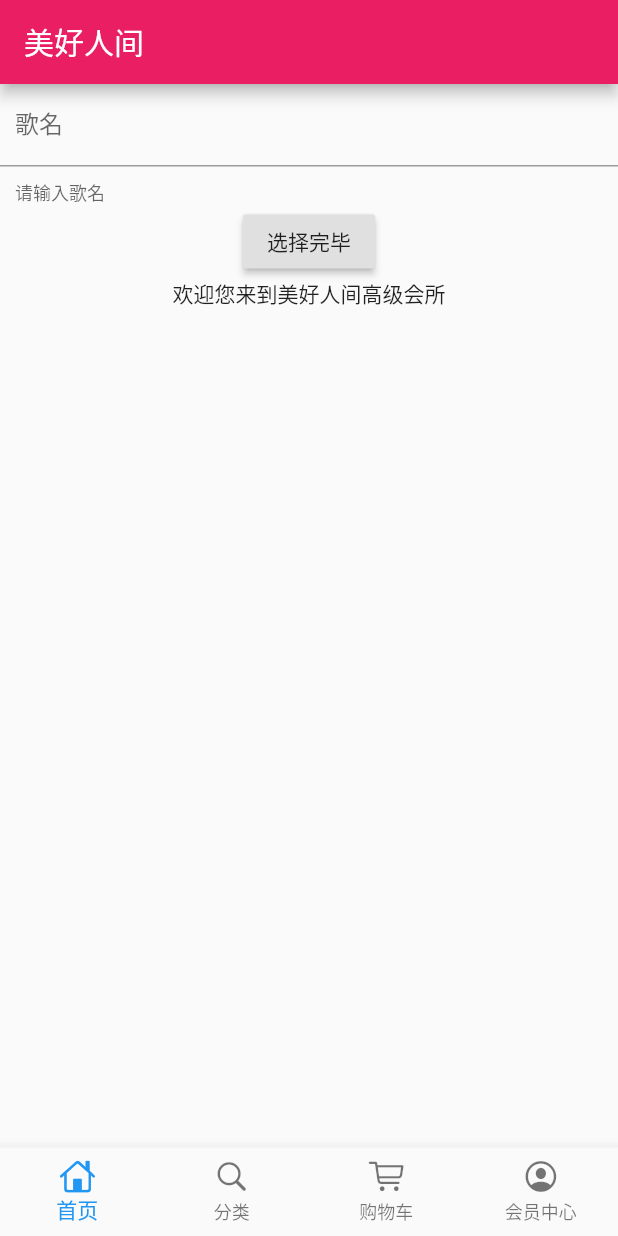
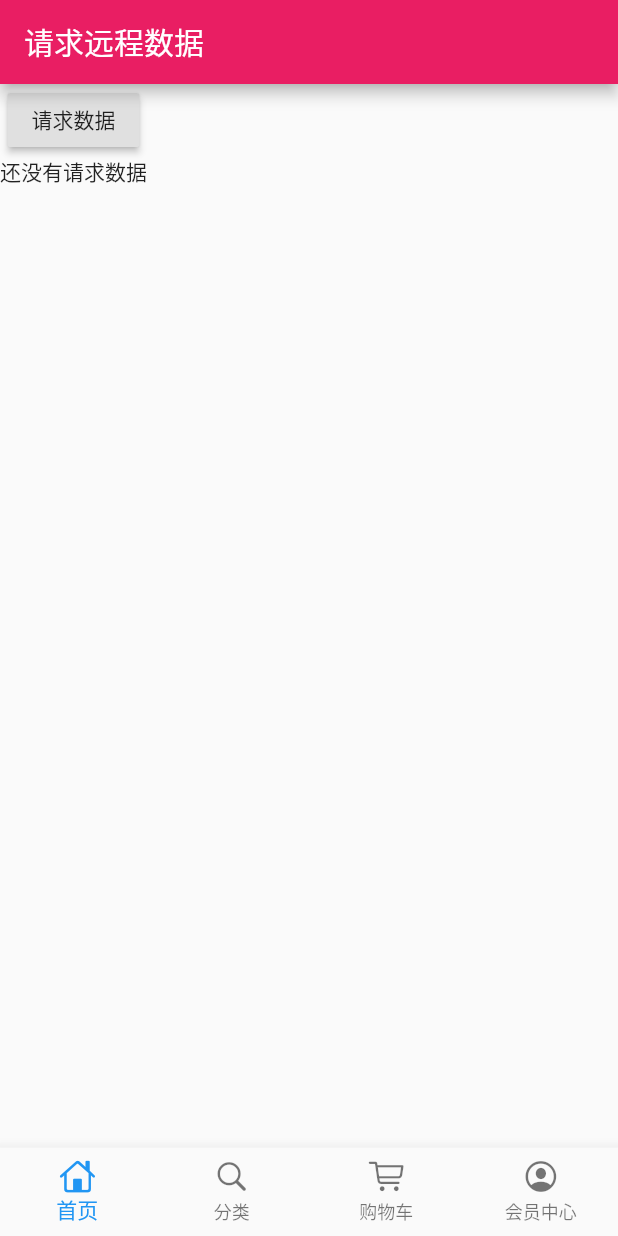
Before and after one commit to fanxiao168/flutter_shop, a Flutter app: the screen it shows after launch, on a phone screen of 412 x 824 dp. Run offline on Flutter 3.47's test engine with Material 2 defaults, Android fonts, the phone set to English and light mode, and no system bars; our stand-ins replace dio.

Commit message:
Dio基础_伪造请求头获取数据

```diff
--- /dev/null
+++ b/flutter_shop/lib/config/httpHeaders.dart
@@ -0,0 +1,16 @@
+const httpHeaders = {
+  'Accept': 'application/json, text/plain, */*',
+  'Accept-Encoding': 'gzip, deflate, br',
+  'Accept-Language': 'zh-CN,zh;q=0.9',
+  'Connection': 'keep-alive',
+  'Content-Length': '0',
+  'Cookie':
+      'gksskpitn=45bcdd08-05f3-4eb0-8c63-d50a40b31041; _ga=GA1.2.651159308.1576054160; _gid=GA1.2.1886931482.1576054160; Hm_lvt_022f847c4e3acd44d4a2481d9187f1e6=1576054160; Hm_lpvt_022f847c4e3acd44d4a2481d9187f1e6=1576054160; GRID=f79d0ef-41ac2b0-7d6b081-cb06850; MEIQIA_TRACK_ID=1UpWpHh2vHhHfdbAstr8v2BEPZI; MEIQIA_VISIT_ID=1UpWpDfJIOxTygb1YaFQoGdZIqL; SERVERID=3431a294a18c59fc8f5805662e2bd51e|1576054251|1576054155; _gat=1',
+  'Host': 'time.geekbang.org',
+  'Origin': 'https://time.geekbang.org',
+  'Referer': 'https://time.geekbang.org/',
+  'Sec-Fetch-Mode': 'cors',
+  'Sec-Fetch-Site': 'same-origin',
+  'User-Agent':
+      'Mozilla/5.0 (Macintosh; Intel Mac OS X 10_14_6) AppleWebKit/537.36 (KHTML, like Gecko) Chrome/78.0.3904.108 Safari/537.36',
+};
--- a/flutter_shop/lib/pages/home_page.dart
+++ b/flutter_shop/lib/pages/home_page.dart
@@ -1,5 +1,6 @@
 import 'package:flutter/material.dart';
 import 'package:dio/dio.dart';
+import '../config/httpHeaders.dart';
 
 class HomePage extends StatefulWidget {
   @override
@@ -7,36 +8,23 @@ class HomePage extends StatefulWidget {
 }
 
 class _HomePageState extends State<HomePage> {
-  TextEditingController typeController = TextEditingController();
-  String showText = '欢迎您来到美好人间高级会所';
+
+  String showText = '还没有请求数据';
 
   @override
   Widget build(BuildContext context) {
     return Container(
       child: Scaffold(
-          appBar: AppBar(title: Text('美好人间')),
+          appBar: AppBar(title: Text('请求远程数据')),
           body: SingleChildScrollView(
             child: Container(
               child: Column(
                 children: <Widget>[
-                  TextField(
-                    controller: typeController,
-                    decoration: InputDecoration(
-                      contentPadding: EdgeInsets.all(10.0),
-                      labelText: '歌名',
-                      helperText: '请输入歌名',
-                    ),
-                    autofocus: false,
+                  RaisedButton(
+                    onPressed: _jike,
+                    child: Text('请求数据'),
                   ),
-                  RaisedButton(
-                    onPressed: _choiceAction,
-                    child: Text('选择完毕'),
-                  ),
-                  Text(
-                    showText,
-                    overflow: TextOverflow.ellipsis,
-                    maxLines: 10,
-                  )
+                  Text(showText)
                 ],
               ),
             ),
@@ -44,28 +32,22 @@ class _HomePageState extends State<HomePage> {
     );
   }
 
-  void _choiceAction() {
-    print('开始选择歌名.......');
-    if (typeController.text.toString() == '') {
-      showDialog(
-          context: context,
-          builder: (context) => AlertDialog(title: Text('内容不能为空')));
-    } else {
-      postHttp(typeController.text.toString()).then((val) {
-        setState(() {
-          print(val);
-          showText = val['result'].toString();
-        });
+  void _jike() {
+    print('开始向极客时间请求数据.......');
+    getHttp().then((val){
+      setState(() {
+        showText=val.toString();
       });
-    }
+    });
   }
 
-  Future postHttp(String TypeText) async {
+  Future getHttp() async {
     try {
       Response response;
-      var data = {'name': TypeText};
-      response = await Dio()
-          .post("https://api.apiopen.top/searchMusic", queryParameters: data);
+      Dio dio = new Dio();
+      dio.options.headers = httpHeaders;
+      response = await dio.get("https://time.geekbang.org/serv/v2/explore/getBannerList");
+      print(response);
       return response.data;
     } catch (e) {
       return print(e);
```
